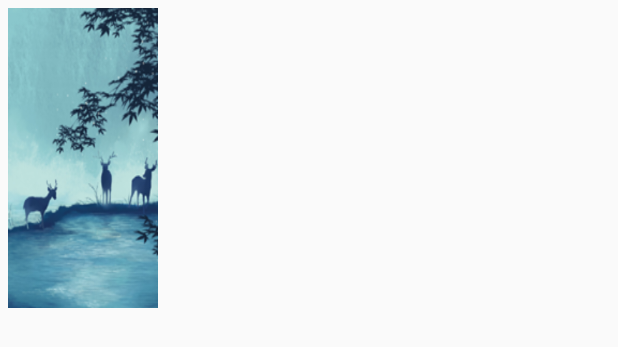
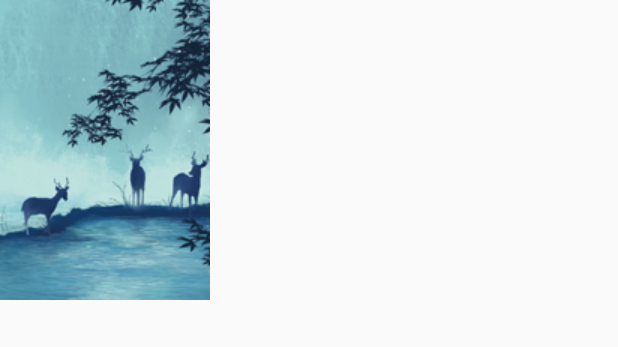
Before and after one commit to miss1/HappyWeather, an Android app: the layout item_historyintoday.xml on its own in the app's theme, with its tools: preview values and no code run, on a phone screen of 412 x 824 dp. Shown: the top 347 px of the screen. Run offline under Robolectric (Android 15) with nearby library versions, the phone set to English and light mode, and no system bars.

Commit message:
修复瀑布流间隔问题 修复首次切换城市闪退问题

```diff
--- a/app/src/main/java/com/yangll/bishe/happyweather/activity/HistoryInTodayActivity.java
+++ b/app/src/main/java/com/yangll/bishe/happyweather/activity/HistoryInTodayActivity.java
@@ -27,6 +27,7 @@ import com.yangll.bishe.happyweather.http.HttpPost;
 import com.yangll.bishe.happyweather.http.JSONCon;
 import com.yangll.bishe.happyweather.http.WeatherUtil;
 import com.yangll.bishe.happyweather.view.MyProgressBar;
+import com.yangll.bishe.happyweather.view.SpaceItemDecoration;
 
 import java.util.ArrayList;
 import java.util.Calendar;
@@ -97,6 +98,10 @@ public class HistoryInTodayActivity extends AppCompatActivity {
         staggeredGridLayoutManager = new StaggeredGridLayoutManager(3, StaggeredGridLayoutManager.VERTICAL);
         history_list.setLayoutManager(staggeredGridLayoutManager);
         history_list.setAdapter(adapter);
+
+        //设置item之间的间隔
+        SpaceItemDecoration decoration = new SpaceItemDecoration(16);
+        history_list.addItemDecoration(decoration);
 
         adapter.setOnRecyclerViewListener(new OnRecyclerViewListener() {
             @Override
--- a/app/src/main/java/com/yangll/bishe/happyweather/adapter/HistoryInTodayHolder.java
+++ b/app/src/main/java/com/yangll/bishe/happyweather/adapter/HistoryInTodayHolder.java
@@ -33,8 +33,6 @@ public class HistoryInTodayHolder extends BaseViewHolder {
 
     @Override
     public void bindData(Object o) {
-        ViewGroup.LayoutParams lp = h_item_bg.getLayoutParams();
-        lp.height = (int) (230 + Math.random() * 250);
 
         h_item_bg.setBackgroundResource(bg[(int)(Math.random()*4)]);
 
--- a/app/src/main/res/layout/item_historyintoday.xml
+++ b/app/src/main/res/layout/item_historyintoday.xml
@@ -1,8 +1,7 @@
 <?xml version="1.0" encoding="utf-8"?>
 <RelativeLayout xmlns:android="http://schemas.android.com/apk/res/android"
-    android:layout_width="100dp"
-    android:layout_height="200dp"
-    android:layout_margin="5dp"
+    android:layout_width="wrap_content"
+    android:layout_height="wrap_content"
     android:id="@+id/h_item_bg"
     android:background="@drawable/hbg1">
 
```
Also changed, not shown: app/src/main/java/com/yangll/bishe/happyweather/activity/MainActivity.java (+22 -12 lines), app/src/main/java/com/yangll/bishe/happyweather/view/SpaceItemDecoration.java (added, +30 -0 lines), app/src/main/res/drawable/hbg1.png, app/src/main/res/drawable/hbg4.png.
